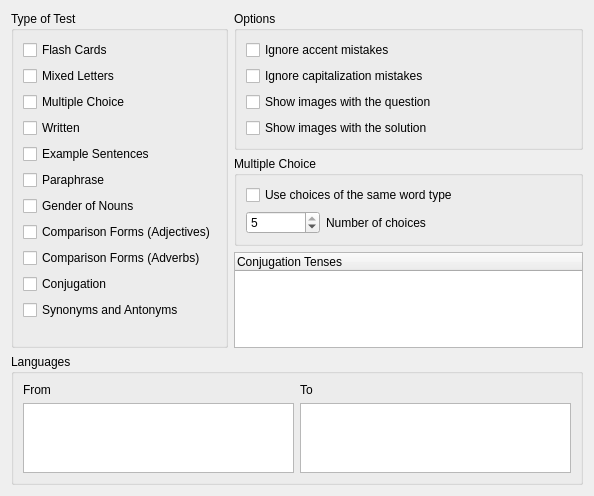
First picture: the form in src/configure-practice/configurepracticewidget.ui, repository KDE/parley, before the edit.
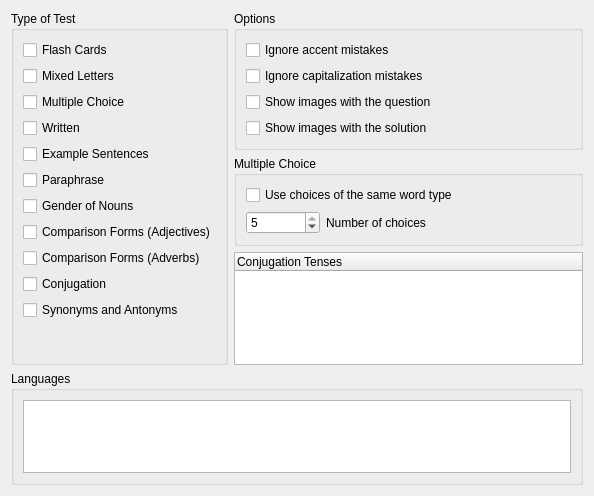
Second picture: the form after the edit. Custom widgets are drawn as their Qt base class.

Commit message: make language selection a little nicer

Patch:
```diff
--- a/src/configure-practice/configurepracticewidget.ui
+++ b/src/configure-practice/configurepracticewidget.ui
@@ -240,28 +240,7 @@
      </property>
      <layout class="QVBoxLayout">
       <item>
-       <layout class="QGridLayout">
-        <item row="0" column="0">
-         <widget class="QLabel" name="label">
-          <property name="text">
-           <string comment="the language that is shown to the user in a test">From</string>
-          </property>
-         </widget>
-        </item>
-        <item row="0" column="1">
-         <widget class="QLabel" name="label_2">
-          <property name="text">
-           <string comment="the language to which the user translates to in a test">To</string>
-          </property>
-         </widget>
-        </item>
-        <item row="1" column="0">
-         <widget class="QListWidget" name="LanguageFromList"/>
-        </item>
-        <item row="1" column="1">
-         <widget class="QListWidget" name="LanguageToList"/>
-        </item>
-       </layout>
+       <widget class="QListWidget" name="LanguageList"/>
       </item>
      </layout>
     </widget>
```
The commit also changes 2 other files.
